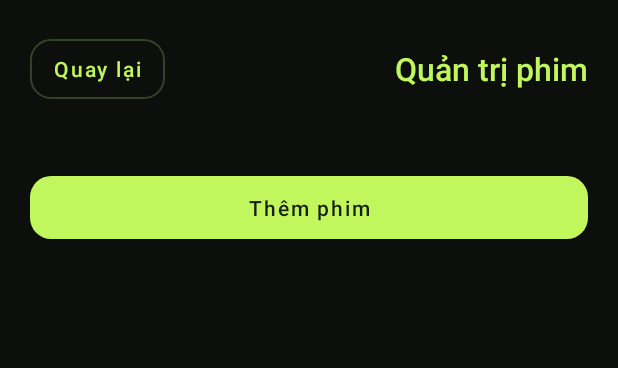
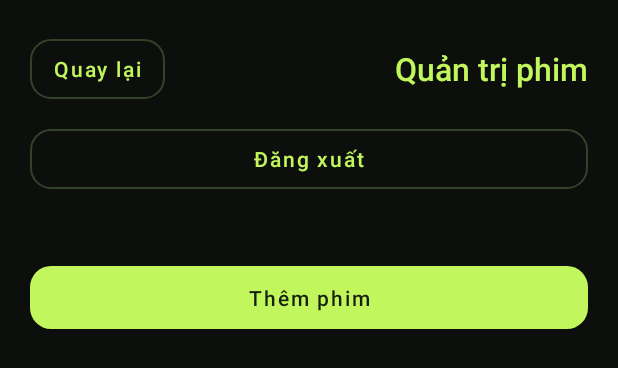
Before and after one commit to huutoanit-nguyen/BookingApplication, an Android app: the layout activity_admin_dashboard.xml on its own in the app's theme, with its tools: preview values and no code run, on a phone screen of 412 x 824 dp. Shown: the top 368 px of the screen. Run offline under Robolectric (Android 15) with nearby library versions, the phone set to English and light mode, and no system bars.

Commit message:
fix(admin): add logout action

```diff
--- a/app/src/main/res/layout/activity_admin_dashboard.xml
+++ b/app/src/main/res/layout/activity_admin_dashboard.xml
@@ -4,6 +4,7 @@
         <com.google.android.material.button.MaterialButton android:id="@+id/back" android:layout_width="wrap_content" android:layout_height="wrap_content" android:text="@string/back" style="@style/CineButton.Outline" />
         <TextView android:layout_width="0dp" android:layout_height="wrap_content" android:layout_weight="1" android:text="@string/admin_dashboard" android:textColor="@color/lime" android:textSize="21sp" android:fontFamily="sans-serif-medium" android:gravity="end" />
     </LinearLayout>
+    <com.google.android.material.button.MaterialButton android:id="@+id/logout" android:layout_width="match_parent" android:layout_height="wrap_content" android:text="@string/logout" style="@style/CineButton.Outline" android:layout_marginTop="8dp" />
     <TextView android:id="@+id/movie_count" android:layout_width="match_parent" android:layout_height="wrap_content" style="@style/CineBody" android:layout_marginTop="12dp" android:layout_marginBottom="8dp" />
     <com.google.android.material.button.MaterialButton android:id="@+id/add_movie" android:layout_width="match_parent" android:layout_height="wrap_content" android:text="@string/add_movie" />
     <androidx.recyclerview.widget.RecyclerView android:id="@+id/admin_movies" android:layout_width="match_parent" android:layout_height="0dp" android:layout_weight="1" android:layout_marginTop="8dp" android:clipToPadding="false" />
```
Also changed, not shown: app/src/main/java/com/example/movieticket/ui/AdminDashboardActivity.java (+7 -0 lines).
